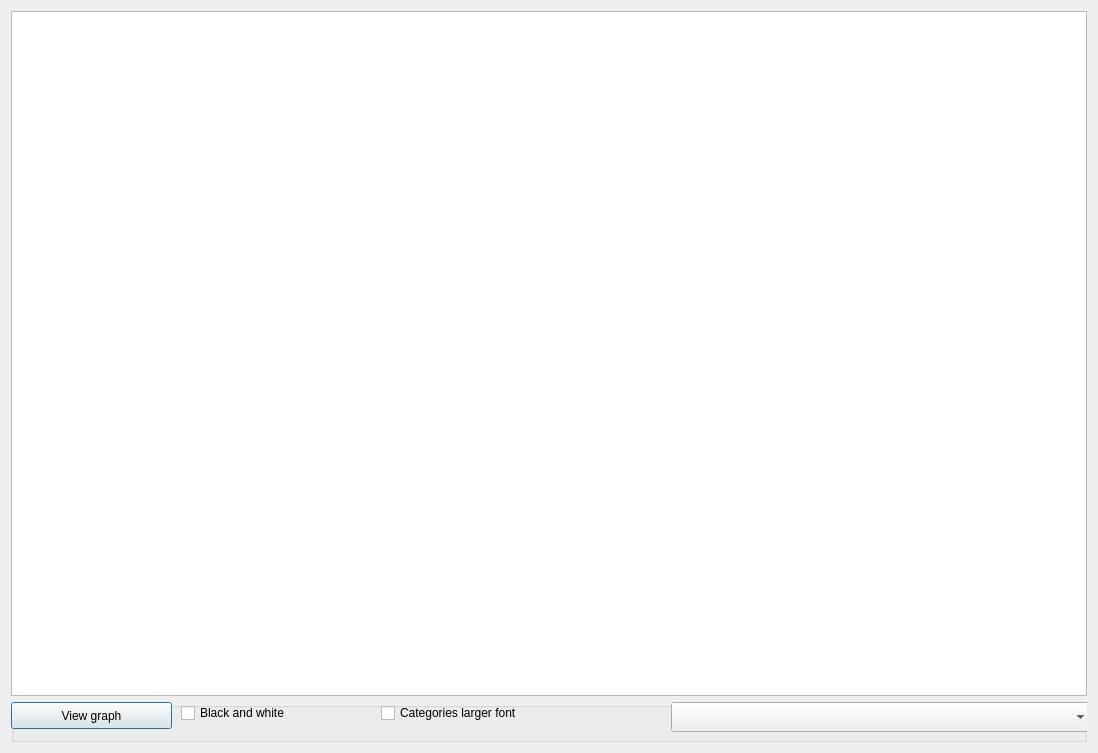
ccbogel/QualCoder, file GUI_UIs/ui_visualise_graph_original.ui: the form before one commit.
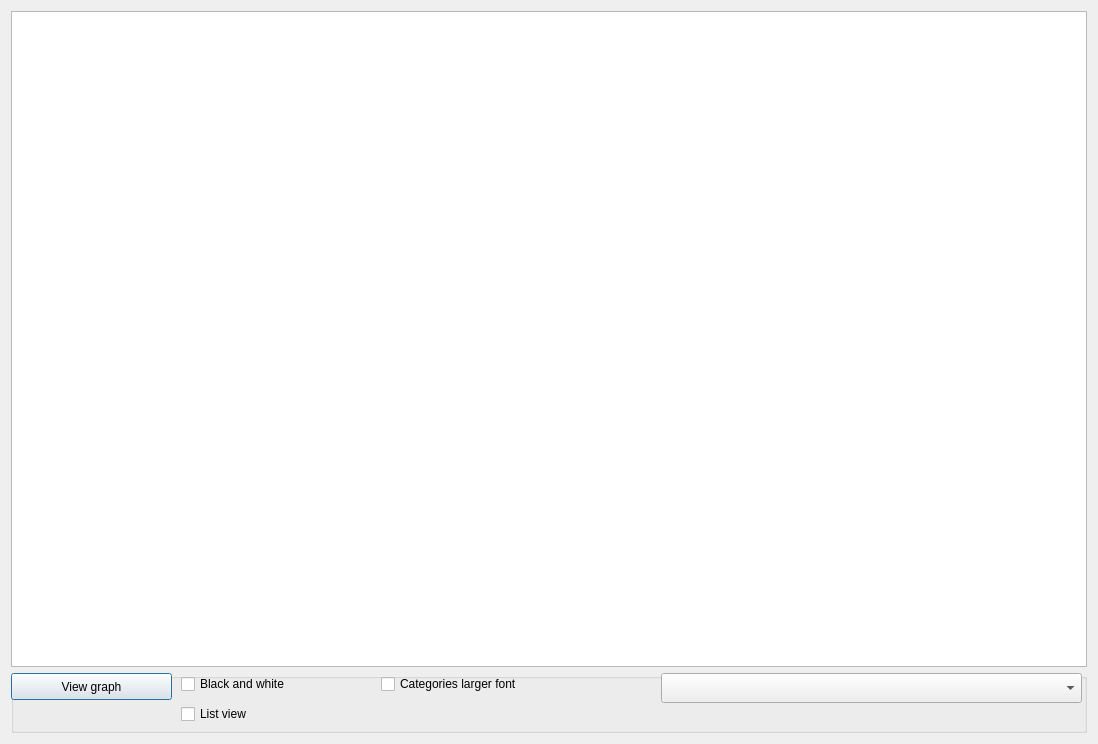
The form after the commit.

Commit message: added list view

The edit to the form file:
```diff
--- a/GUI_UIs/ui_visualise_graph_original.ui
+++ b/GUI_UIs/ui_visualise_graph_original.ui
@@ -7,7 +7,7 @@
     <x>0</x>
     <y>0</y>
     <width>1098</width>
-    <height>753</height>
+    <height>744</height>
    </rect>
   </property>
   <property name="windowTitle">
@@ -19,7 +19,7 @@
      <property name="minimumSize">
       <size>
        <width>0</width>
-       <height>40</height>
+       <height>60</height>
       </size>
      </property>
      <property name="title">
@@ -67,13 +67,26 @@
      <widget class="QComboBox" name="comboBox">
       <property name="geometry">
        <rect>
-        <x>660</x>
+        <x>650</x>
         <y>0</y>
         <width>421</width>
         <height>30</height>
        </rect>
       </property>
      </widget>
+     <widget class="QCheckBox" name="checkBox_listview">
+      <property name="geometry">
+       <rect>
+        <x>170</x>
+        <y>30</y>
+        <width>141</width>
+        <height>22</height>
+       </rect>
+      </property>
+      <property name="text">
+       <string>List view</string>
+      </property>
+     </widget>
     </widget>
    </item>
    <item row="0" column="0">
```
